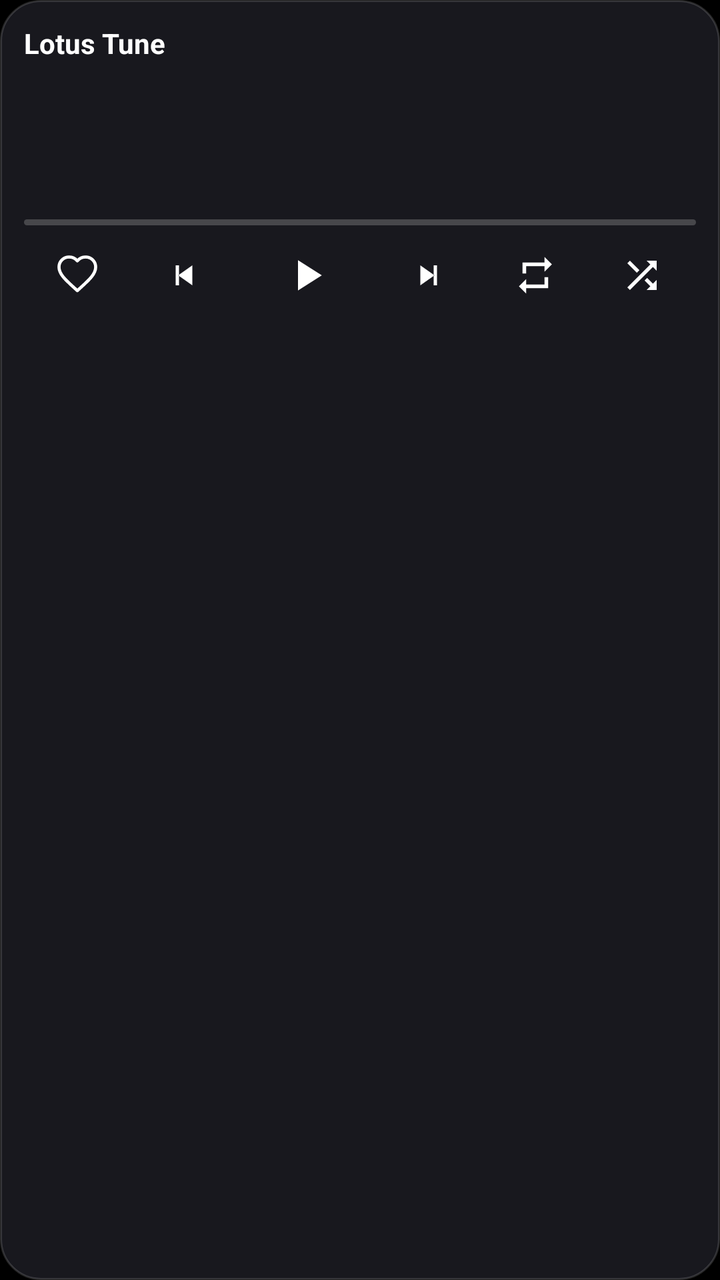
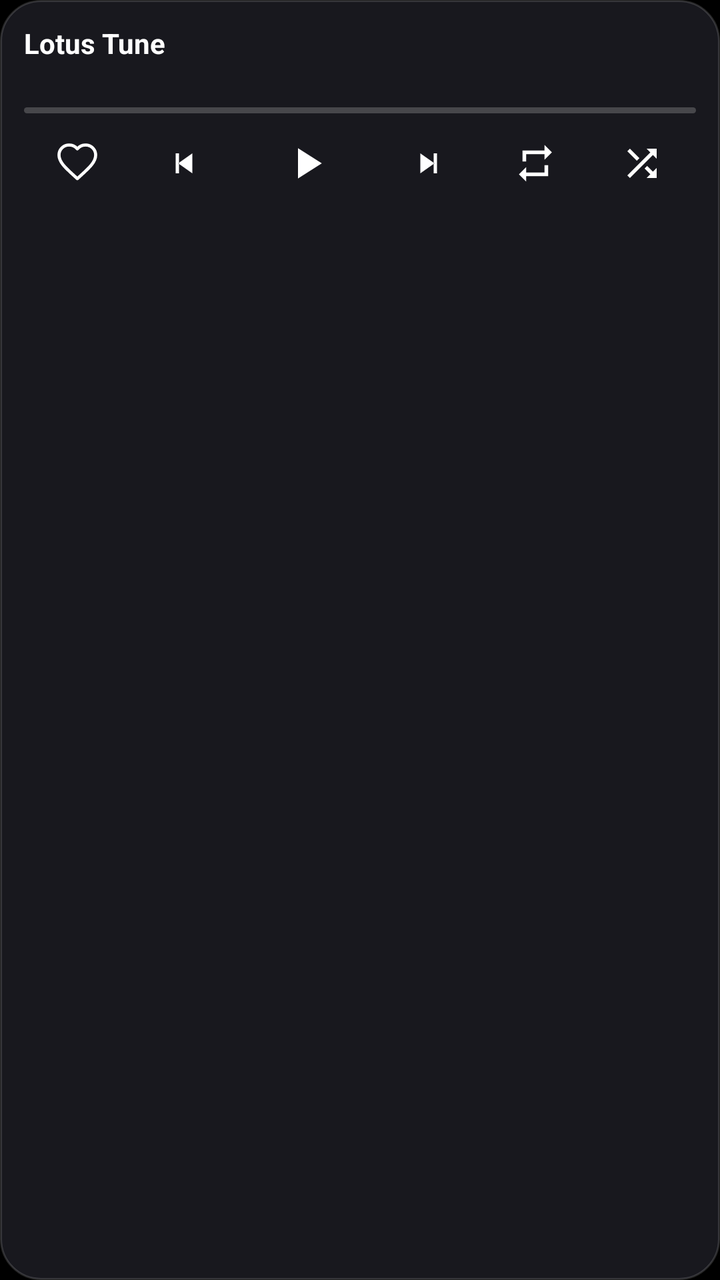

The first picture is an Android layout as it rendered before a commit; the second is the same layout after the commit. The layout source and the unified diff follow.
<!-- AndroidManifest.xml: application theme android:Theme.NoTitleBar -->
<!-- res/layout/widget_lyrics.xml -->
<?xml version="1.0" encoding="utf-8"?>
<LinearLayout xmlns:android="http://schemas.android.com/apk/res/android"
    android:layout_width="match_parent"
    android:layout_height="match_parent"
    android:orientation="vertical"
    android:background="@drawable/widget_bg"
    android:padding="12dp">

    <LinearLayout
        android:id="@+id/l_head"
        android:layout_width="match_parent"
        android:layout_height="wrap_content"
        android:orientation="horizontal"
        android:gravity="center_vertical">

        <ImageView
            android:id="@+id/l_art"
            android:layout_width="40dp"
            android:layout_height="40dp"
            android:layout_marginEnd="10dp"
            android:scaleType="centerCrop"
            android:contentDescription="Caratula"
            android:visibility="gone" />

        <LinearLayout
            android:layout_width="0dp"
            android:layout_height="wrap_content"
            android:layout_weight="1"
            android:orientation="vertical">

            <TextView
                android:id="@+id/l_title"
                android:layout_width="match_parent"
                android:layout_height="wrap_content"
                android:maxLines="1"
                android:ellipsize="end"
                android:textColor="#FFFFFFFF"
                android:textSize="14sp"
                android:textStyle="bold"
                android:text="Lotus Tune" />

            <TextView
                android:id="@+id/l_artist"
                android:layout_width="match_parent"
                android:layout_height="wrap_content"
                android:maxLines="1"
                android:ellipsize="end"
                android:textColor="#99FFFFFF"
                android:textSize="11sp"
                android:text="" />
        </LinearLayout>
    </LinearLayout>

    
    <TextView
        android:id="@+id/l_line"
        android:layout_width="match_parent"
        android:layout_height="wrap_content"
        android:layout_marginTop="10dp"
        android:maxLines="2"
        android:ellipsize="end"
        android:textColor="#FFFFFFFF"
        android:textSize="18sp"
        android:textStyle="bold"
        android:shadowColor="#99000000"
        android:shadowDx="0"
        android:shadowDy="1"
        android:shadowRadius="3"
        android:text="" />

    
    <TextView
        android:id="@+id/l_next"
        android:layout_width="match_parent"
        android:layout_height="wrap_content"
        android:layout_marginTop="4dp"
        android:maxLines="1"
        android:ellipsize="end"
        android:textColor="#8AFFFFFF"
        android:textSize="13sp"
        android:text=" " />

    <ProgressBar
        android:id="@+id/l_progress"
        style="?android:attr/progressBarStyleHorizontal"
        android:layout_width="match_parent"
        android:layout_height="3dp"
        android:layout_marginTop="8dp"
        android:max="1000"
        android:progress="0"
        android:progressTint="#FFE0525F"
        android:progressBackgroundTint="#33FFFFFF" />

    <LinearLayout
        android:layout_width="match_parent"
        android:layout_height="42dp"
        android:layout_marginTop="4dp"
        android:orientation="horizontal"
        android:gravity="center_vertical">

        <ImageView
            android:id="@+id/l_fav"
            android:layout_width="0dp"
            android:layout_height="match_parent"
            android:layout_weight="1"
            android:padding="10dp"
            android:scaleType="fitCenter"
            android:contentDescription="Me gusta"
            android:src="@drawable/ic_w_heart_outline" />

        <ImageView
            android:id="@+id/l_prev"
            android:layout_width="0dp"
            android:layout_height="match_parent"
            android:layout_weight="1"
            android:padding="11dp"
            android:scaleType="fitCenter"
            android:contentDescription="Anterior"
            android:src="@drawable/ic_w_prev" />

        <ImageView
            android:id="@+id/l_play"
            android:layout_width="0dp"
            android:layout_height="match_parent"
            android:layout_weight="1.3"
            android:padding="8dp"
            android:scaleType="fitCenter"
            android:contentDescription="Reproducir"
            android:src="@drawable/ic_w_play" />

        <ImageView
            android:id="@+id/l_next_btn"
            android:layout_width="0dp"
            android:layout_height="match_parent"
            android:layout_weight="1"
            android:padding="11dp"
            android:scaleType="fitCenter"
            android:contentDescription="Siguiente"
            android:src="@drawable/ic_w_next" />

        <ImageView
            android:id="@+id/l_repeat"
            android:layout_width="0dp"
            android:layout_height="match_parent"
            android:layout_weight="1"
            android:padding="10dp"
            android:scaleType="fitCenter"
            android:contentDescription="Bucle"
            android:src="@drawable/ic_w_repeat" />

        <ImageView
            android:id="@+id/l_shuffle"
            android:layout_width="0dp"
            android:layout_height="match_parent"
            android:layout_weight="1"
            android:padding="10dp"
            android:scaleType="fitCenter"
            android:contentDescription="Aleatorio"
            android:src="@drawable/ic_w_shuffle" />
    </LinearLayout>
</LinearLayout>
<!-- resources referenced by this layout -->
<resources>
  <!-- drawable ic_w_heart_outline (drawable) -->
  <?xml version="1.0" encoding="utf-8"?>
  <vector xmlns:android="http://schemas.android.com/apk/res/android"
      android:width="24dp"
      android:height="24dp"
      android:viewportWidth="24"
      android:viewportHeight="24">
      <path android:strokeColor="#FFFFFFFF" android:strokeWidth="1.7" android:fillColor="#00000000" android:pathData="M12,20.35l-1.45,-1.32C5.4,14.36 2,11.28 2,7.5 2,4.42 4.42,2 7.5,2c1.74,0 3.41,0.81 4.5,2.09C13.09,2.81 14.76,2 16.5,2 19.58,2 22,4.42 22,7.5c0,3.78 -3.4,6.86 -8.55,11.54L12,20.35z" android:strokeLineJoin="round" />
  
  </vector>
  <!-- drawable ic_w_next (drawable) -->
  <?xml version="1.0" encoding="utf-8"?>
  <vector xmlns:android="http://schemas.android.com/apk/res/android"
      android:width="24dp"
      android:height="24dp"
      android:viewportWidth="24"
      android:viewportHeight="24">
      <path android:fillColor="#FFFFFFFF" android:pathData="M17,6h-2v12h2zM7,6l8.5,6L7,18z" />
  
  </vector>
  <!-- drawable ic_w_play (drawable) -->
  <?xml version="1.0" encoding="utf-8"?>
  <vector xmlns:android="http://schemas.android.com/apk/res/android"
      android:width="24dp"
      android:height="24dp"
      android:viewportWidth="24"
      android:viewportHeight="24">
      <path android:fillColor="#FFFFFFFF" android:pathData="M8,5v14l11,-7z" />
  
  </vector>
  <!-- drawable ic_w_prev (drawable) -->
  <?xml version="1.0" encoding="utf-8"?>
  <vector xmlns:android="http://schemas.android.com/apk/res/android"
      android:width="24dp"
      android:height="24dp"
      android:viewportWidth="24"
      android:viewportHeight="24">
      <path android:fillColor="#FFFFFFFF" android:pathData="M7,6h2v12H7zM17,6l-8.5,6 8.5,6z" />
  
  </vector>
  <!-- drawable ic_w_repeat (drawable) -->
  <?xml version="1.0" encoding="utf-8"?>
  <vector xmlns:android="http://schemas.android.com/apk/res/android"
      android:width="24dp"
      android:height="24dp"
      android:viewportWidth="24"
      android:viewportHeight="24">
      <path android:fillColor="#FFFFFFFF" android:pathData="M7,7h10v3l4,-4 -4,-4v3H5v6h2V7zM17,17H7v-3l-4,4 4,4v-3h12v-6h-2v4z" />
  
  </vector>
  <!-- drawable ic_w_shuffle (drawable) -->
  <?xml version="1.0" encoding="utf-8"?>
  <vector xmlns:android="http://schemas.android.com/apk/res/android"
      android:width="24dp"
      android:height="24dp"
      android:viewportWidth="24"
      android:viewportHeight="24">
      <path android:fillColor="#FFFFFFFF" android:pathData="M10.59,9.17L5.41,4 4,5.41l5.17,5.17 1.42,-1.41zM14.5,4l2.04,2.04L4,18.59 5.41,20 17.96,7.46 20,9.5V4h-5.5zM14.83,13.41l-1.41,1.41 3.13,3.13L14.5,20H20v-5.5l-2.04,2.04 -3.13,-3.13z" />
  
  </vector>
  <!-- drawable widget_bg (drawable) -->
  <?xml version="1.0" encoding="utf-8"?>
  <shape xmlns:android="http://schemas.android.com/apk/res/android"
      android:shape="rectangle">
      <solid android:color="#F21A1A20" />
      <corners android:radius="20dp" />
      <stroke
          android:width="1dp"
          android:color="#26FFFFFF" />
  </shape>
</resources>

<!-- the commit's change to res/layout/widget_lyrics.xml (unified diff, before → after) -->
@@ -51,35 +51,6 @@
         </LinearLayout>
     </LinearLayout>
 
-    
-    <TextView
-        android:id="@+id/l_line"
-        android:layout_width="match_parent"
-        android:layout_height="wrap_content"
-        android:layout_marginTop="10dp"
-        android:maxLines="2"
-        android:ellipsize="end"
-        android:textColor="#FFFFFFFF"
-        android:textSize="18sp"
-        android:textStyle="bold"
-        android:shadowColor="#99000000"
-        android:shadowDx="0"
-        android:shadowDy="1"
-        android:shadowRadius="3"
-        android:text="" />
-
-    
-    <TextView
-        android:id="@+id/l_next"
-        android:layout_width="match_parent"
-        android:layout_height="wrap_content"
-        android:layout_marginTop="4dp"
-        android:maxLines="1"
-        android:ellipsize="end"
-        android:textColor="#8AFFFFFF"
-        android:textSize="13sp"
-        android:text=" " />
-
     <ProgressBar
         android:id="@+id/l_progress"
         style="?android:attr/progressBarStyleHorizontal"
@@ -158,4 +129,101 @@
             android:contentDescription="Aleatorio"
             android:src="@drawable/ic_w_shuffle" />
     </LinearLayout>
+
+    
+    <ViewFlipper
+        android:id="@+id/l_flip"
+        android:layout_width="match_parent"
+        android:layout_height="0dp"
+        android:layout_weight="1"
+        android:layout_marginTop="6dp"
+        android:inAnimation="@anim/lw_line_in"
+        android:animateFirstView="false">
+
+        <LinearLayout
+            android:layout_width="match_parent"
+            android:layout_height="match_parent"
+            android:orientation="vertical"
+            android:gravity="center_vertical">
+        <TextView
+            android:id="@+id/l_prev_line"
+            android:layout_width="match_parent"
+            android:layout_height="wrap_content"
+            android:maxLines="1"
+            android:ellipsize="end"
+            android:textColor="#59FFFFFF"
+            android:textSize="12sp"
+            android:text="" />
+
+        <TextView
+            android:id="@+id/l_line"
+            android:layout_width="match_parent"
+            android:layout_height="wrap_content"
+            android:layout_marginTop="2dp"
+            android:maxLines="3"
+            android:ellipsize="end"
+            android:textColor="#FFFFFFFF"
+            android:textSize="18sp"
+            android:textStyle="bold"
+            android:shadowColor="#99000000"
+            android:shadowDx="0"
+            android:shadowDy="1"
+            android:shadowRadius="3"
+            android:text="" />
+
+        <TextView
+            android:id="@+id/l_next"
+            android:layout_width="match_parent"
+            android:layout_height="wrap_content"
+            android:layout_marginTop="2dp"
+            android:maxLines="1"
+            android:ellipsize="end"
+            android:textColor="#99FFFFFF"
+            android:textSize="13sp"
+            android:text=" " />
+        </LinearLayout>
+
+        <LinearLayout
+            android:layout_width="match_parent"
+            android:layout_height="match_parent"
+            android:orientation="vertical"
+            android:gravity="center_vertical">
+        <TextView
+            android:id="@+id/l_prev_line2"
+            android:layout_width="match_parent"
+            android:layout_height="wrap_content"
+            android:maxLines="1"
+            android:ellipsize="end"
+            android:textColor="#59FFFFFF"
+            android:textSize="12sp"
+            android:text="" />
+
+        <TextView
+            android:id="@+id/l_line2"
+            android:layout_width="match_parent"
+            android:layout_height="wrap_content"
+            android:layout_marginTop="2dp"
+            android:maxLines="3"
+            android:ellipsize="end"
+            android:textColor="#FFFFFFFF"
+            android:textSize="18sp"
+            android:textStyle="bold"
+            android:shadowColor="#99000000"
+            android:shadowDx="0"
+            android:shadowDy="1"
+            android:shadowRadius="3"
+            android:text="" />
+
+        <TextView
+            android:id="@+id/l_next2"
+            android:layout_width="match_parent"
+            android:layout_height="wrap_content"
+            android:layout_marginTop="2dp"
+            android:maxLines="1"
+            android:ellipsize="end"
+            android:textColor="#99FFFFFF"
+            android:textSize="13sp"
+            android:text=" " />
+        </LinearLayout>
+    </ViewFlipper>
 </LinearLayout>
